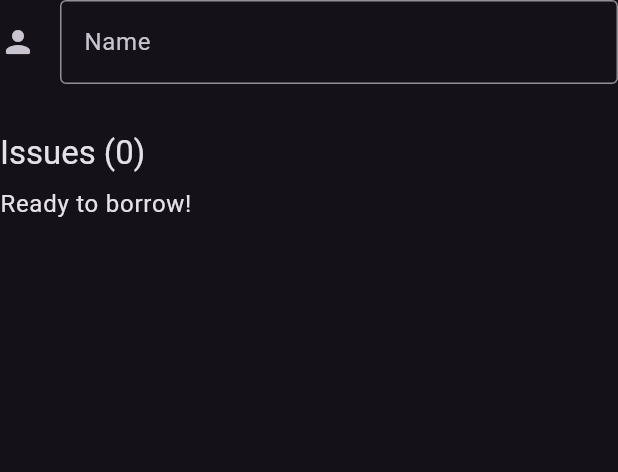
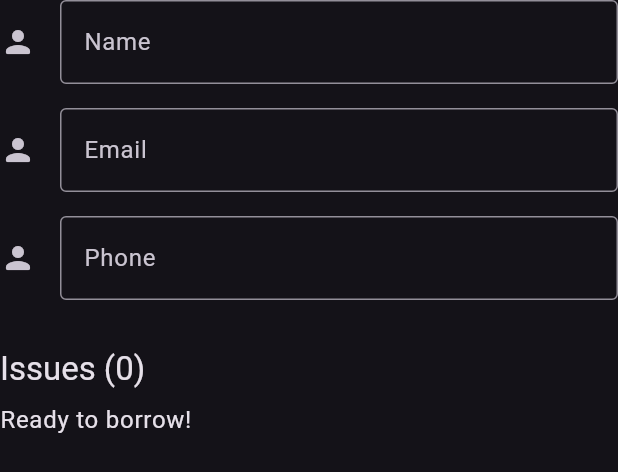
Before and after one commit to pvdthings/librarian_app, a Flutter app: the BorrowerDetails widget shown alone on an empty page, opened directly with empty values, on a phone screen of 412 x 824 dp. Shown: the top 472 px of the screen. Run offline on Flutter 3.47's test engine with Material 2 defaults, Android fonts, the phone set to English and light mode, and no system bars; our stand-ins replace dio, supabase_flutter; accounts and stored records are empty; network calls fail.

Commit message:
Show contact info in borrower details

```diff
--- a/lib/src/features/borrowers/data/borrowers_mapper.dart
+++ b/lib/src/features/borrowers/data/borrowers_mapper.dart
@@ -2,11 +2,12 @@ import 'borrowers_model.dart';
 
 class BorrowersMapper {
   static Iterable<Borrower> map(Iterable<dynamic> data) {
-    // TODO: map contact info
     return data
         .map((e) => Borrower(
               id: e['id'] as String? ?? '???',
               name: e['name'] as String? ?? '???',
+              email: e['contact']?['email'] as String?,
+              phone: e['contact']?['phone'] as String?,
               issues: (e['issues'] as List? ?? [])
                   .map((e) => _reasonMap[e as String]!)
                   .toList(),
--- a/lib/src/features/borrowers/data/borrowers_model.dart
+++ b/lib/src/features/borrowers/data/borrowers_model.dart
@@ -22,6 +22,8 @@ class BorrowersModel extends ChangeNotifier {
 class Borrower {
   final String id;
   final String name;
+  final String? email;
+  final String? phone;
   final List<Issue> issues;
 
   bool get active => issues.isEmpty;
@@ -30,6 +32,8 @@ class Borrower {
     required this.id,
     required this.name,
     required this.issues,
+    this.email,
+    this.phone,
   });
 }
 
--- a/lib/src/features/borrowers/presentation/borrower_details.dart
+++ b/lib/src/features/borrowers/presentation/borrower_details.dart
@@ -21,6 +21,28 @@ class BorrowerDetails extends StatelessWidget {
           decoration: const InputDecoration(
             icon: Icon(Icons.person_rounded),
             labelText: 'Name',
+            border: OutlineInputBorder(),
+          ),
+        ),
+        const SizedBox(height: 16),
+        TextField(
+          controller: TextEditingController(text: borrower.email),
+          readOnly: true,
+          enabled: borrower.email != null,
+          decoration: const InputDecoration(
+            icon: Icon(Icons.person_rounded),
+            labelText: 'Email',
+            border: OutlineInputBorder(),
+          ),
+        ),
+        const SizedBox(height: 16),
+        TextField(
+          controller: TextEditingController(text: borrower.phone),
+          readOnly: true,
+          enabled: borrower.phone != null,
+          decoration: const InputDecoration(
+            icon: Icon(Icons.person_rounded),
+            labelText: 'Phone',
             border: OutlineInputBorder(),
           ),
         ),
```
